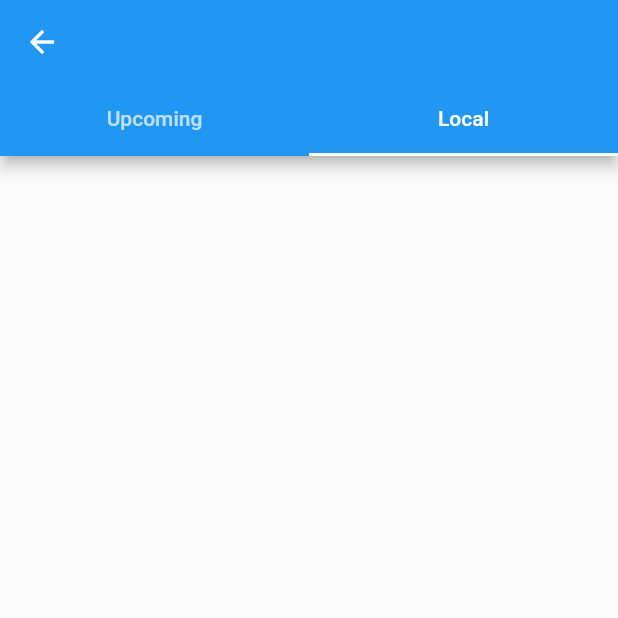
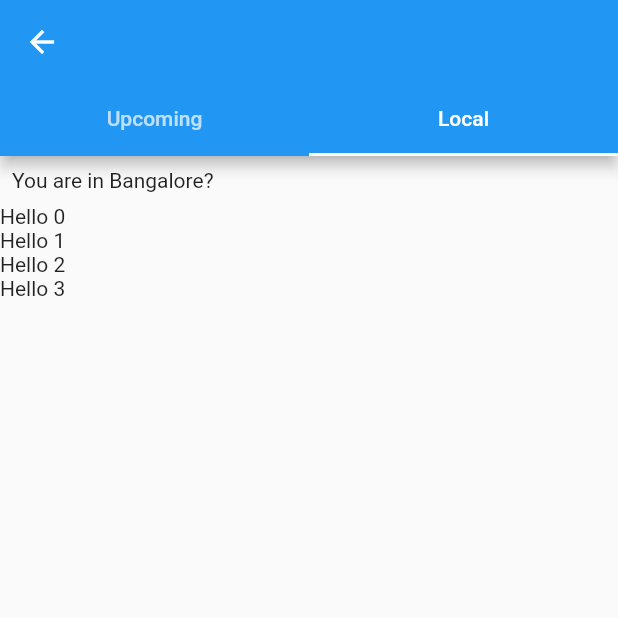
Before and after one commit to PoojaB26/flutter_events, a Flutter app: the HomeScreen screen opened directly, tab 2 chosen, on a phone screen of 412 x 824 dp, the top half of it. Run offline on Flutter 3.47's test engine with Material 2 defaults, Android fonts, the phone set to English and light mode, and no system bars; our stand-ins replace shared_preferences; accounts and stored records are empty; network calls fail.

Commit message:
section4: added shared_prefs

```diff
--- a/lib/main.dart
+++ b/lib/main.dart
@@ -1,5 +1,6 @@
 import 'package:flutter/material.dart';
 import 'package:flutter_events/ui/splash_screen.dart';
+import 'package:shared_preferences/shared_preferences.dart';
 
 void main() => runApp(MyApp());
 
--- a/lib/services/api_services.dart
+++ b/lib/services/api_services.dart
@@ -1,6 +1,5 @@
 
-
-import 'dart:_http';
+import 'dart:io';
 
 import 'package:flutter_events/model/events_model.dart';
 import 'package:http/http.dart' as http;
--- a/lib/ui/local_events_screen.dart
+++ b/lib/ui/local_events_screen.dart
@@ -1,14 +1,105 @@
 import 'package:flutter/material.dart';
 import 'package:flutter_events/ui/event_card.dart';
+import 'package:shared_preferences/shared_preferences.dart';
 
-class LocalEventsScreen extends StatelessWidget {
+class LocalEventsScreen extends StatefulWidget {
+  @override
+  _LocalEventsScreenState createState() => _LocalEventsScreenState();
+}
+
+class _LocalEventsScreenState extends State<LocalEventsScreen> {
+  String selectedCity = 'Bangalore';
+  TextEditingController _cityController;
+
+  @override
+  initState(){
+    super.initState();
+    _getSelectedCity();
+  }
+  _getSelectedCity() async{
+    SharedPreferences prefs1 = await SharedPreferences.getInstance();
+    if(selectedCity.compareTo(prefs1.getString('city'))!=0) {
+      setState(() {
+        selectedCity = prefs1.getString('city') ;
+        _cityController = new TextEditingController(text: "$selectedCity");
+      });
+
+    }
+    else
+      _cityController = new TextEditingController(text: "Bangalore");
+  }
+  _changeCity(String newCity) async {
+    SharedPreferences prefs1 = await SharedPreferences.getInstance();
+    await prefs1.setString('city', selectedCity);
+  }
+
+
   @override
   Widget build(BuildContext context) {
-    return Container(
-      child: ListView.builder(
+    final _formKey = GlobalKey<FormState>();
 
-          itemCount: 4,
-          itemBuilder: (context, index) => Container()),
+    return Column(
+      crossAxisAlignment: CrossAxisAlignment.start,
+      children: <Widget>[
+        GestureDetector(
+          onTap: (){
+            showDialog(
+                context: context,
+                builder: (BuildContext context) {
+                  return AlertDialog(
+                    content: Form(
+                      key: _formKey,
+                      child: Column(
+                        mainAxisSize: MainAxisSize.min,
+                        children: <Widget>[
+                          Padding(
+                            padding: EdgeInsets.all(8.0),
+                            child: Text('Change City'),
+                          ),
+                          Padding(
+                            padding: EdgeInsets.all(8.0),
+                            child: TextFormField(
+                              controller: _cityController,
+                            ),
+                          ),
+                          Padding(
+                            padding: const EdgeInsets.all(8.0),
+                            child: RaisedButton(
+                              child: Text("Submit"),
+                              onPressed: () {
+                                if (_cityController.toString().isNotEmpty) {
+                                  setState(() {
+                                    selectedCity = _cityController.text.toString();
+                                    print(selectedCity);
+                                    _changeCity(selectedCity);
+                                    Navigator.pop(context);
+                                  });
+                                }
+                              },
+                            ),
+                          )
+                        ],
+                      ),
+                    ),
+                  );
+                });
+          },
+          child: Padding(
+            padding: const EdgeInsets.all(8.0),
+            child: Text('You are in $selectedCity?'),
+          ),
+        ),
+        Expanded(
+          child: Container(
+            child: ListView.builder(
+
+                itemCount: 4,
+                itemBuilder: (context, index) => Container(
+                  child: Text('Hello $index'),
+                )),
+          ),
+        ),
+      ],
     );
   }
 }
--- a/pubspec.yaml
+++ b/pubspec.yaml
@@ -24,6 +24,7 @@ dependencies:
   # Use with the CupertinoIcons class for iOS style icons.
   cupertino_icons: ^0.1.2
   http: any
+  shared_preferences: ^0.5.3+1
 
 dev_dependencies:
   flutter_test:
```
